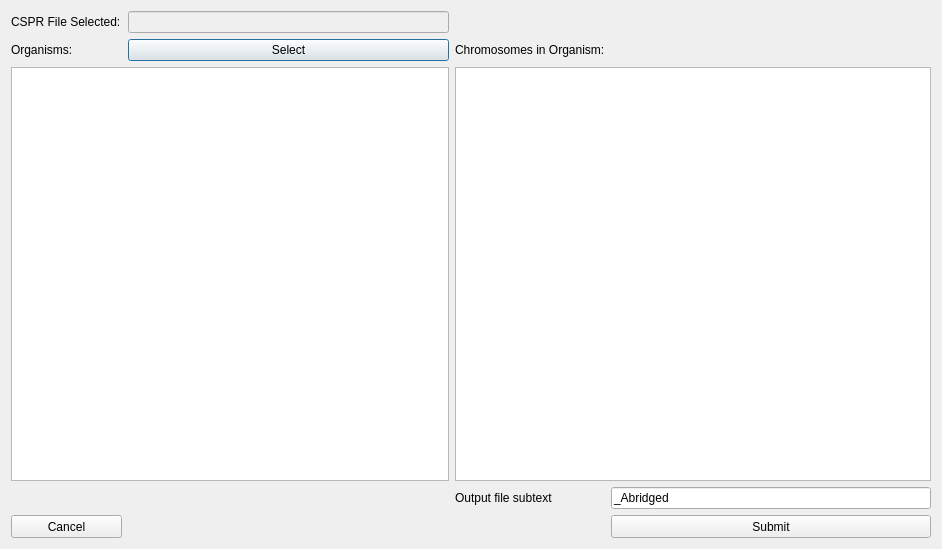
First picture: the form in cspr_chromosome_selection.ui, repository bdoze90/CASPERapp, before the edit.
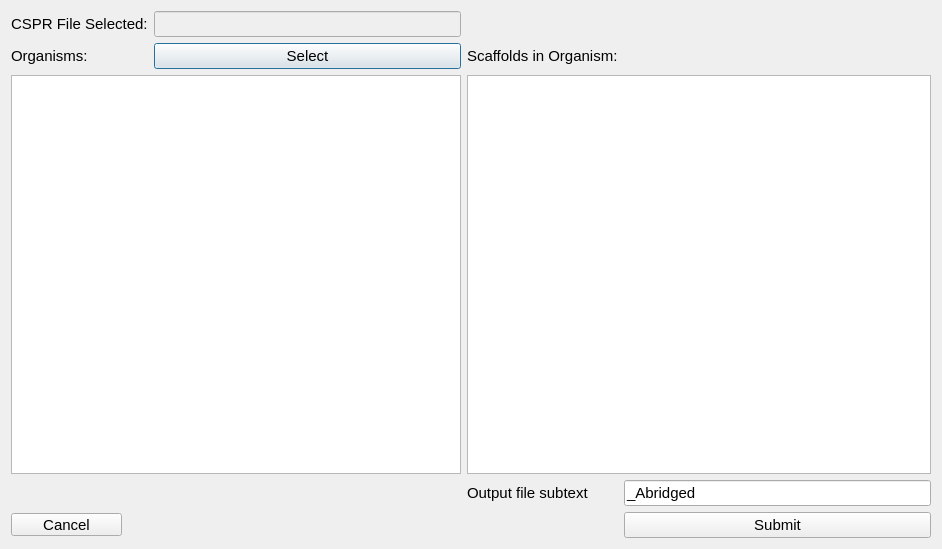
Second picture: the form after the edit.

```diff
--- a/cspr_chromosome_selection.ui
+++ b/cspr_chromosome_selection.ui
@@ -10,6 +10,11 @@
     <height>549</height>
    </rect>
   </property>
+  <property name="font">
+   <font>
+    <pointsize>11</pointsize>
+   </font>
+  </property>
   <property name="windowTitle">
    <string>Dialog</string>
   </property>
@@ -37,7 +42,7 @@
    <item row="1" column="2">
     <widget class="QLabel" name="chrom_in_file_label">
      <property name="text">
-      <string>Chromosomes in Organism:</string>
+      <string>Scaffolds in Organism:</string>
      </property>
     </widget>
    </item>
@@ -82,7 +87,7 @@
     <widget class="QLabel" name="available_cspr_label">
      <property name="maximumSize">
       <size>
-       <width>69</width>
+       <width>100</width>
        <height>16</height>
       </size>
      </property>
```
